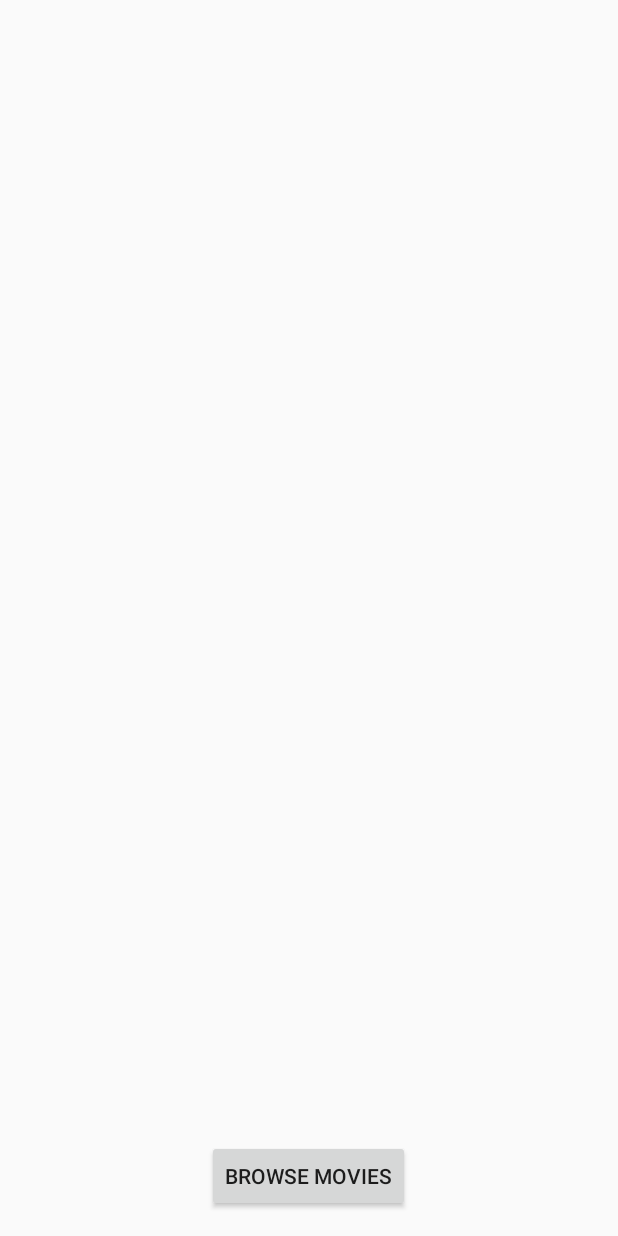
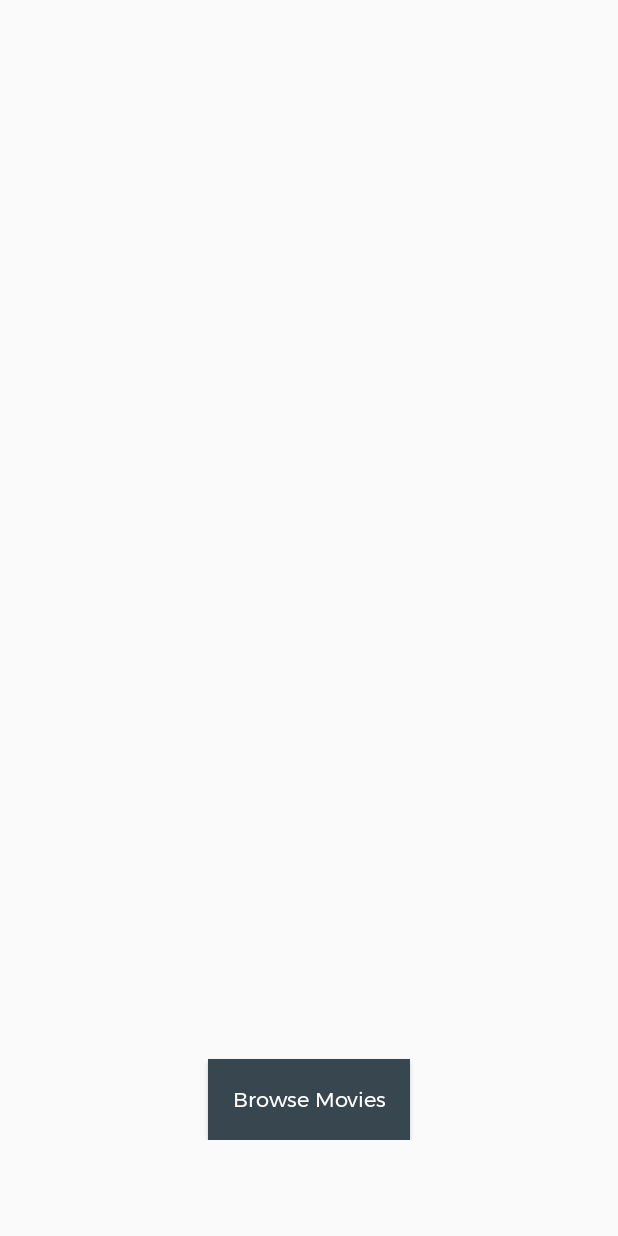
Before and after one commit to oofoamalu/BiiMovies, an Android app: the layout activity_launch.xml on its own in the app's theme, with its tools: preview values and no code run, on a phone screen of 412 x 824 dp. Run offline under Robolectric (Android 15) with nearby library versions, the phone set to English and light mode, and no system bars.

Commit message:
Implement launch screen design

```diff
--- a/app/src/main/AndroidManifest.xml
+++ b/app/src/main/AndroidManifest.xml
@@ -12,7 +12,8 @@
         android:roundIcon="@mipmap/ic_launcher_round"
         android:supportsRtl="true"
         android:theme="@style/AppTheme">
-        <activity android:name=".launch.LaunchActivity">
+        <activity android:name=".launch.LaunchActivity"
+            android:theme="@style/NoActionBar">
             <intent-filter>
                 <action android:name="android.intent.action.MAIN" />
 
--- a/app/src/main/res/layout/activity_launch.xml
+++ b/app/src/main/res/layout/activity_launch.xml
@@ -5,7 +5,7 @@
         xmlns:tools="http://schemas.android.com/tools"
         android:layout_width="match_parent"
         android:layout_height="match_parent"
-        android:padding="@dimen/default_screen_padding"
+        android:padding="@dimen/launch_screen_padding"
         tools:context="com.obiomaofoamalu.biimovies.launch.LaunchActivity">
 
         <Button
@@ -13,7 +13,12 @@
             android:layout_width="wrap_content"
             android:layout_height="wrap_content"
             android:layout_gravity="bottom|center"
-            android:text="@string/browse_movies" />
+            android:background="@color/colorPrimaryLight"
+            android:fontFamily="@font/montserrat"
+            android:padding="@dimen/default_screen_padding"
+            android:text="@string/browse_movies"
+            android:textAllCaps="false"
+            android:textColor="@color/colorWhite" />
     </FrameLayout>
 
 </layout>
--- a/app/src/main/res/values/colors.xml
+++ b/app/src/main/res/values/colors.xml
@@ -1,6 +1,9 @@
 <?xml version="1.0" encoding="utf-8"?>
 <resources>
-    <color name="colorPrimary">#3F51B5</color>
-    <color name="colorPrimaryDark">#303F9F</color>
+    <color name="colorPrimary">#111F27</color>
+    <color name="colorPrimaryDark">#000000</color>
+    <color name="colorPrimaryLight">#37464F</color>
     <color name="colorAccent">#FF4081</color>
+
+    <color name="colorWhite">#FFFFFF</color>
 </resources>
--- a/app/src/main/res/values/dimens.xml
+++ b/app/src/main/res/values/dimens.xml
@@ -1,4 +1,7 @@
 <?xml version="1.0" encoding="utf-8"?>
 <resources>
     <dimen name="default_screen_padding">16dp</dimen>
+
+    <!-- Launch Activity -->
+    <dimen name="launch_screen_padding">64dp</dimen>
 </resources>
--- a/app/src/main/res/values/styles.xml
+++ b/app/src/main/res/values/styles.xml
@@ -8,4 +8,9 @@
         <item name="colorAccent">@color/colorAccent</item>
     </style>
 
+    <style name="NoActionBar" parent="AppTheme">
+        <item name="windowActionBar">false</item>
+        <item name="windowNoTitle">true</item>
+    </style>
+
 </resources>
```
Also changed, not shown: app/src/main/res/font/montserrat.ttf (added).
